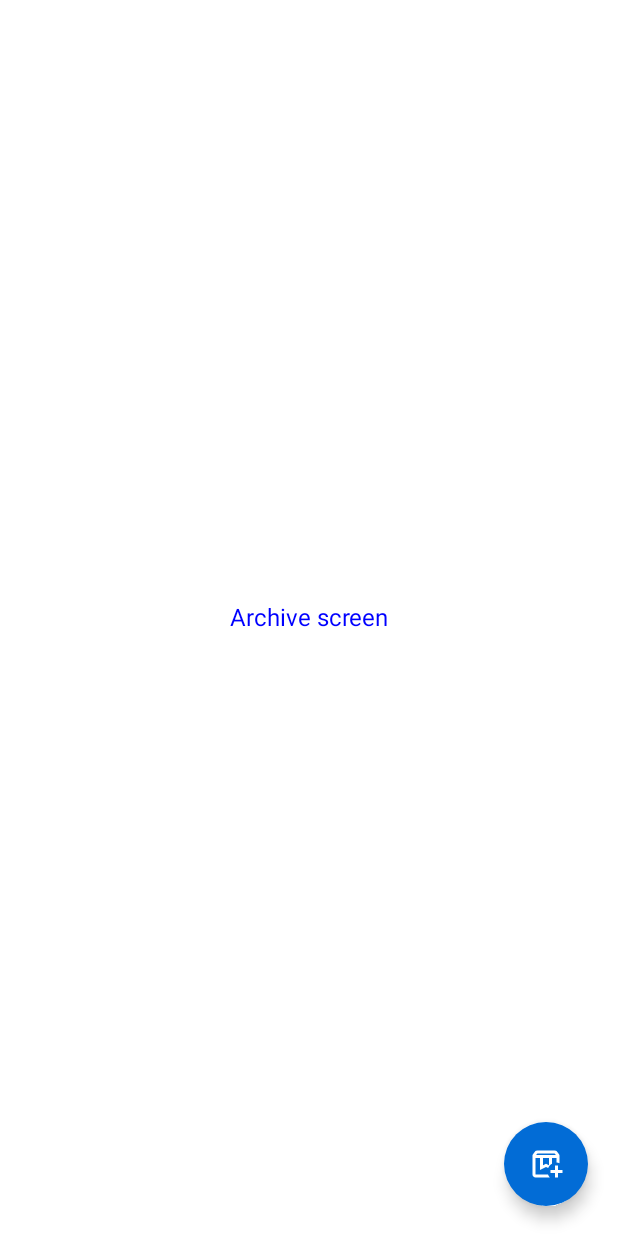
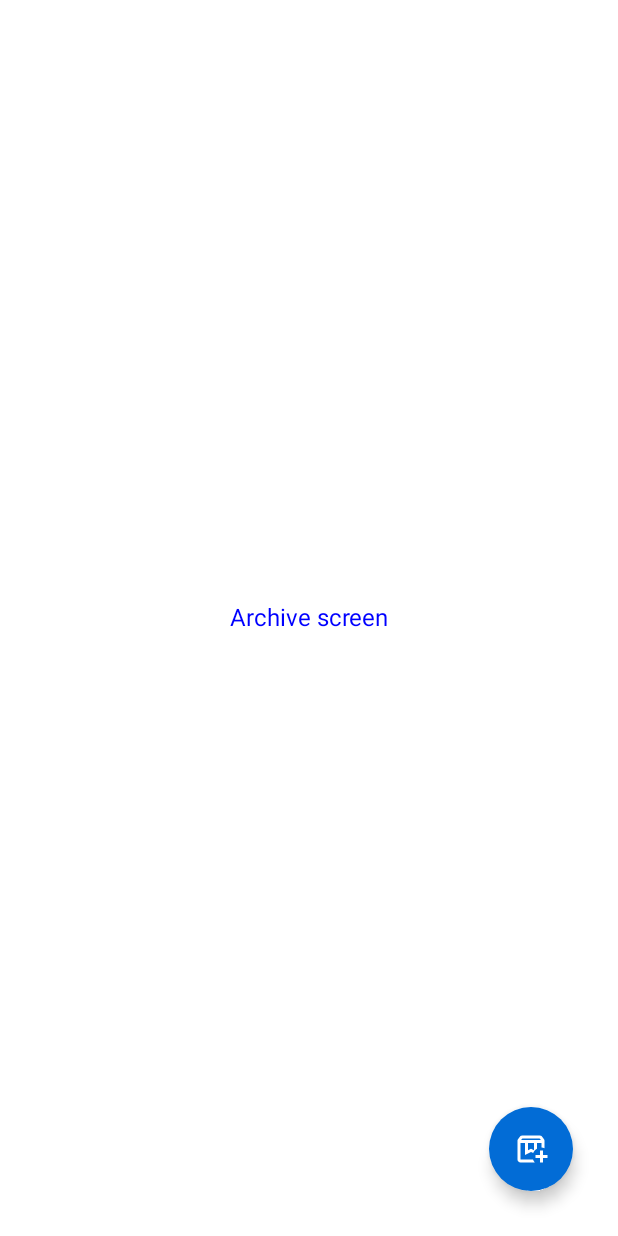
Before and after one commit to ilnarkin861/IlnarAppKotlin, an Android app built with Jetpack Compose: the @Preview function ArchiveScreen, on a phone screen of 412 x 824 dp. Run offline under Robolectric (Android 15) with nearby library versions, the phone set to English and light mode, and no system bars.

Commit message:
Changed floating action button position

```diff
--- a/app/src/main/java/ru/ilnarkin/ilnarappkotlin/screens/ArchiveScreen.kt
+++ b/app/src/main/java/ru/ilnarkin/ilnarappkotlin/screens/ArchiveScreen.kt
@@ -38,7 +38,7 @@ fun ArchiveScreen() {
             contentColor = Color.White,
             shape = CircleShape,
             modifier = Modifier.align(Alignment.BottomEnd)
-                .absolutePadding(bottom=20.dp, right=20.dp).background(Color.Transparent),
+                .absolutePadding(bottom=30.dp, right=30.dp).background(Color.Transparent),
             onClick = { }) {
             Icon(painter = painterResource(R.drawable.ic_archive_add), contentDescription = "Добавить")
         }
--- a/app/src/main/java/ru/ilnarkin/ilnarappkotlin/screens/NotesScreen.kt
+++ b/app/src/main/java/ru/ilnarkin/ilnarappkotlin/screens/NotesScreen.kt
@@ -33,7 +33,7 @@ fun NotesScreen (navController: NavController) {
             contentColor = Color.White,
             shape = CircleShape,
             modifier = Modifier.align(Alignment.BottomEnd)
-                .absolutePadding(bottom=20.dp, right=20.dp).background(Color.Transparent),
+                .absolutePadding(bottom=30.dp, right=30.dp).background(Color.Transparent),
             onClick = { navController.navigate(NavRoutes.NoteAddScreen.route) }) {
             Icon(painter = painterResource(R.drawable.ic_add_notes), contentDescription = "Добавить")
         }
--- a/app/src/main/java/ru/ilnarkin/ilnarappkotlin/screens/SearchScreen.kt
+++ b/app/src/main/java/ru/ilnarkin/ilnarappkotlin/screens/SearchScreen.kt
@@ -38,7 +38,7 @@ fun SearchScreen () {
             contentColor = Color.White,
             shape = CircleShape,
             modifier = Modifier.align(Alignment.BottomEnd)
-                .absolutePadding(bottom=20.dp, right=20.dp).background(Color.Transparent),
+                .absolutePadding(bottom=30.dp, right=30.dp).background(Color.Transparent),
             onClick = { }) {
             Icon(painter = painterResource(R.drawable.ic_filter), contentDescription = "Добавить")
         }
--- a/app/src/main/java/ru/ilnarkin/ilnarappkotlin/screens/TagsScreen.kt
+++ b/app/src/main/java/ru/ilnarkin/ilnarappkotlin/screens/TagsScreen.kt
@@ -38,7 +38,7 @@ fun TagsScreen () {
             contentColor = Color.White,
             shape = CircleShape,
             modifier = Modifier.align(Alignment.BottomEnd)
-                .absolutePadding(bottom=20.dp, right=20.dp).background(Color.Transparent),
+                .absolutePadding(bottom=30.dp, right=30.dp).background(Color.Transparent),
             onClick = { }) {
             Icon(painter = painterResource(R.drawable.ic_add), contentDescription = "Добавить")
         }
```
